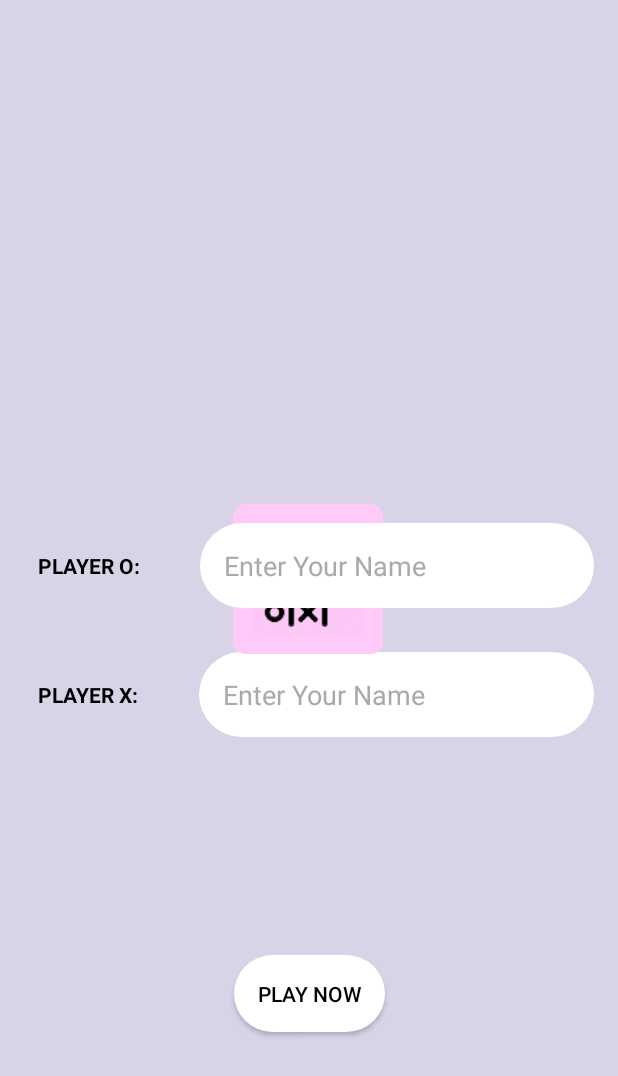
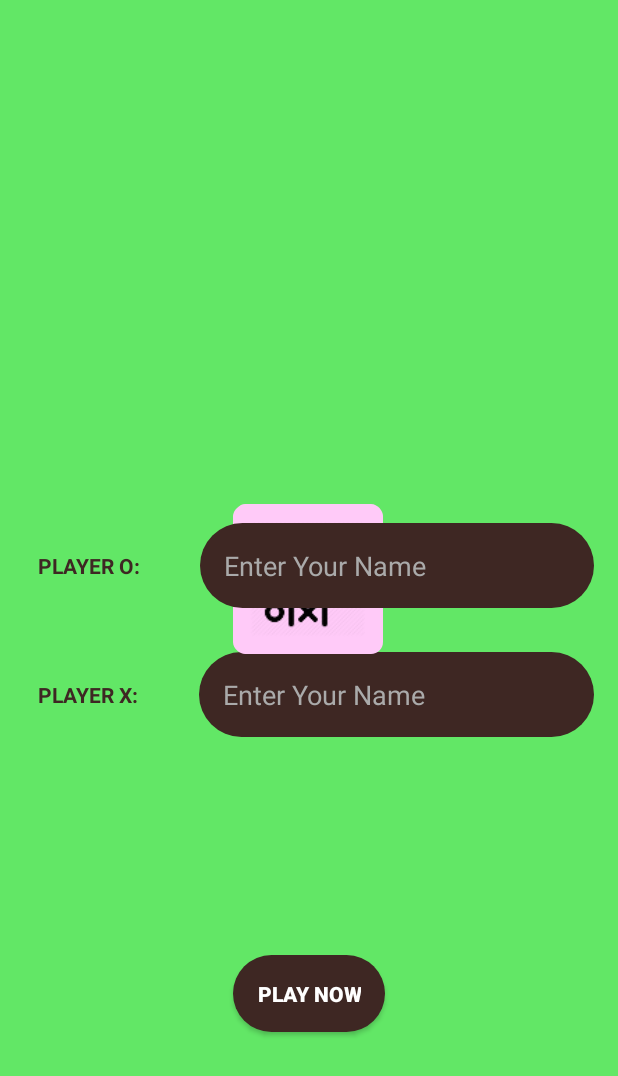
Before and after one commit to Sonunayan48/Kotlin_app, an Android app: the screen it shows after launch (WelcomeActivity), on a phone screen of 412 x 824 dp. Shown: the top 1076 px of the screen. Run offline under Robolectric (Android 15) with nearby library versions, the phone set to English and light mode, and no system bars.

Commit message:
Updated UI.

```diff
--- a/app/src/main/java/com/sonunayan48/android/kotlinapp/MainActivity.kt
+++ b/app/src/main/java/com/sonunayan48/android/kotlinapp/MainActivity.kt
@@ -122,6 +122,11 @@ class MainActivity : AppCompatActivity() {
             dialogInterface.cancel()
             recreate()
         }
+        builder.setNeutralButton(
+            "Change Players"
+        ) { dialog: DialogInterface?, which: Int ->
+            onBackPressed()
+        }
         builder.setNegativeButton(
             "Exit Game"
         ) { dialog: DialogInterface, _: Int ->
--- a/app/src/main/res/drawable/board_back.xml
+++ b/app/src/main/res/drawable/board_back.xml
@@ -2,8 +2,8 @@
 <selector xmlns:android="http://schemas.android.com/apk/res/android">
     <item>
         <shape android:shape="rectangle">
-            <solid android:color="#5C6FD1" />
-            <stroke android:width="2dp" android:color="#ffffff" />
+            <solid android:color="#8d6e63" />
+            <stroke android:width="3dp" android:color="#3e2723" />
         </shape>
     </item>
 </selector>
--- a/app/src/main/res/drawable/btn_back.xml
+++ b/app/src/main/res/drawable/btn_back.xml
@@ -3,7 +3,7 @@
     <item>
         <shape android:shape="rectangle">
             <corners android:radius="32dp" />
-            <solid android:color="@android:color/white" />
+            <solid android:color="#3e2723" />
         </shape>
     </item>
 </selector>
--- a/app/src/main/res/layout/activity_main.xml
+++ b/app/src/main/res/layout/activity_main.xml
@@ -4,7 +4,7 @@
     xmlns:tools="http://schemas.android.com/tools"
     android:layout_width="match_parent"
     android:layout_height="match_parent"
-    android:background="#D9D3E8"
+    android:background="#62E766"
     tools:context=".MainActivity">
 
     <GridLayout
@@ -66,7 +66,7 @@
         android:background="@drawable/btn_back"
         android:padding="12dp"
         android:text="@string/reset_board"
-        android:textColor="@android:color/black"
+        android:textStyle="bold"
         app:layout_constraintBottom_toBottomOf="parent"
         app:layout_constraintEnd_toEndOf="parent"
         app:layout_constraintStart_toStartOf="parent"
@@ -76,7 +76,7 @@
         android:id="@+id/message"
         android:layout_width="wrap_content"
         android:layout_height="wrap_content"
-        android:textColor="@color/colorPrimaryDark"
+        android:textColor="#795548"
         android:textSize="24sp"
         app:layout_constraintBottom_toTopOf="@+id/parent_view"
         app:layout_constraintEnd_toEndOf="parent"
--- a/app/src/main/res/layout/activity_welcome.xml
+++ b/app/src/main/res/layout/activity_welcome.xml
@@ -4,7 +4,7 @@
     xmlns:tools="http://schemas.android.com/tools"
     android:layout_width="match_parent"
     android:layout_height="match_parent"
-    android:background="#D9D3E8"
+    android:background="#62E766"
     tools:context=".WelcomeActivity">
 
     <LinearLayout
@@ -28,7 +28,7 @@
             android:layout_weight="1"
             android:gravity="center"
             android:text="@string/player_x"
-            android:textColor="@android:color/black"
+            android:textColor="#3e2723"
             android:textStyle="bold" />
 
         <EditText
@@ -44,7 +44,7 @@
             android:hint="@string/enter_your_name"
             android:inputType="textCapWords"
             android:padding="16dp"
-            android:textColor="@android:color/black"
+            android:textColor="@android:color/white"
             android:textColorHint="@android:color/darker_gray" />
     </LinearLayout>
 
@@ -80,7 +80,7 @@
             android:layout_weight="1"
             android:gravity="center"
             android:text="@string/player_o"
-            android:textColor="@android:color/black"
+            android:textColor="#3e2723"
             android:textStyle="bold" />
 
         <EditText
@@ -96,7 +96,7 @@
             android:hint="@string/enter_your_name"
             android:inputType="textCapWords"
             android:padding="16dp"
-            android:textColor="@android:color/black"
+            android:textColor="@android:color/white"
             android:textColorHint="@android:color/darker_gray" />
     </LinearLayout>
 
@@ -107,8 +107,9 @@
         android:background="@drawable/btn_back"
         android:padding="16dp"
         android:text="@string/play_now"
-        android:textColor="@android:color/black"
+        android:textColor="@android:color/white"
         android:textColorLink="#FFFFFF"
+        android:textStyle="bold"
         android:visibility="invisible"
         app:layout_constraintBottom_toBottomOf="parent"
         app:layout_constraintEnd_toEndOf="parent"
```
Also changed, not shown: 43 other files.
